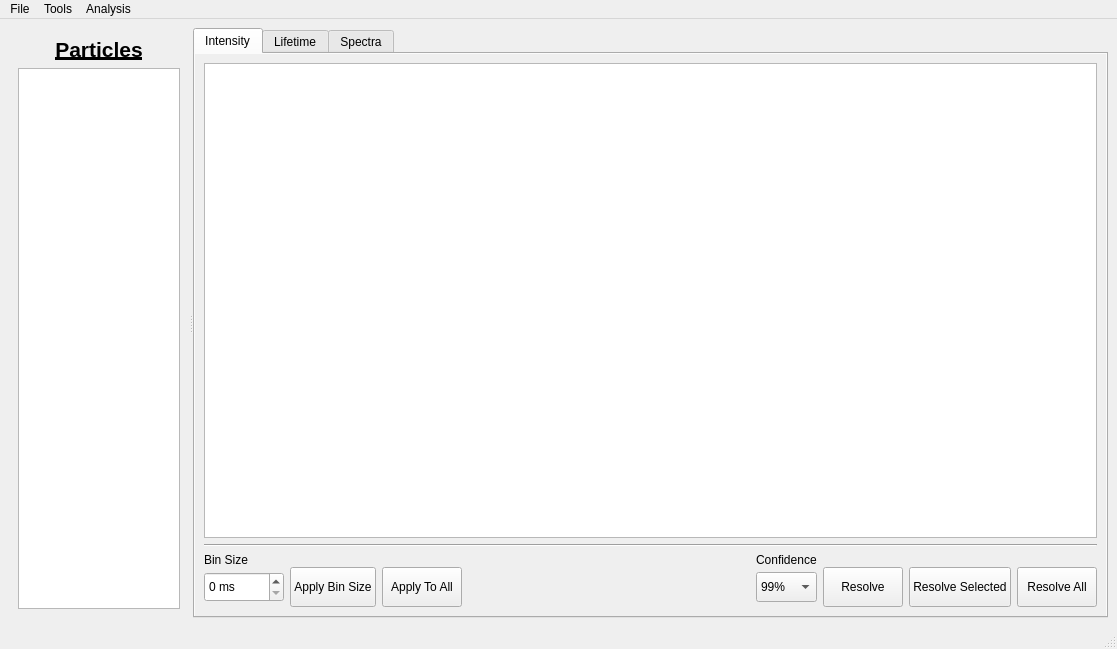
Above: ui/mainwindow.ui from BioPhysicsUP/Full_SMS before the change. Below: the same form after it.
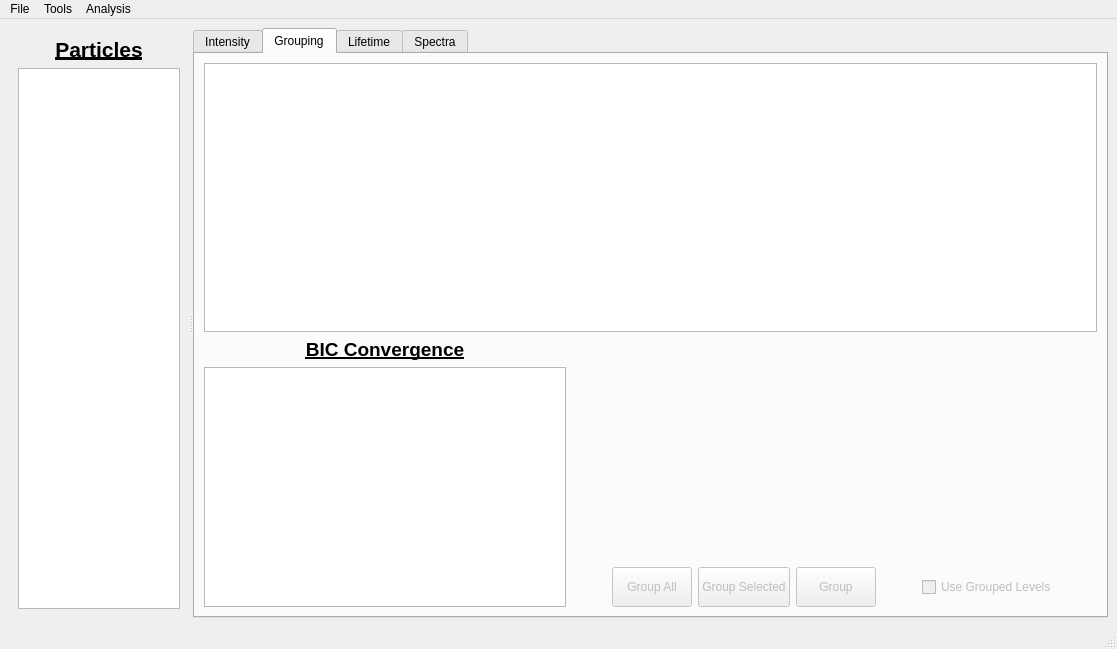
That is the form after the change. Icons and pictures are not drawn. Custom widgets are drawn as their Qt base class.

Commit message:
Grouping Almost Working
It seems to be almost done. However, a few changes need to be made, and the framework to present and implement the results still have to be done.

```diff
--- a/ui/mainwindow.ui
+++ b/ui/mainwindow.ui
@@ -21,8 +21,8 @@
    <string>MainWindow</string>
   </property>
   <widget class="QWidget" name="centralwidget">
-   <layout class="QHBoxLayout" name="horizontalLayout">
-    <item>
+   <layout class="QGridLayout" name="gridLayout_4">
+    <item row="0" column="0">
      <widget class="QSplitter" name="splitter">
       <property name="sizePolicy">
        <sizepolicy hsizetype="Expanding" vsizetype="Preferred">
@@ -121,7 +121,7 @@
         <enum>QTabWidget::Rounded</enum>
        </property>
        <property name="currentIndex">
-        <number>0</number>
+        <number>1</number>
        </property>
        <property name="iconSize">
         <size>
@@ -447,6 +447,205 @@
          </item>
         </layout>
        </widget>
+       <widget class="QWidget" name="tabGrouping">
+        <property name="enabled">
+         <bool>true</bool>
+        </property>
+        <attribute name="title">
+         <string>Grouping</string>
+        </attribute>
+        <layout class="QGridLayout" name="gridLayout_6">
+         <item row="0" column="0">
+          <widget class="PlotWidget" name="pgGroups"/>
+         </item>
+         <item row="1" column="0">
+          <layout class="QHBoxLayout" name="horizontalLayout_7">
+           <item>
+            <layout class="QVBoxLayout" name="verticalLayout_4">
+             <item>
+              <widget class="QLabel" name="label_6">
+               <property name="font">
+                <font>
+                 <pointsize>14</pointsize>
+                 <weight>75</weight>
+                 <bold>true</bold>
+                 <underline>true</underline>
+                </font>
+               </property>
+               <property name="text">
+                <string>BIC Convergence</string>
+               </property>
+               <property name="alignment">
+                <set>Qt::AlignCenter</set>
+               </property>
+              </widget>
+             </item>
+             <item>
+              <widget class="PlotWidget" name="pgBIC"/>
+             </item>
+            </layout>
+           </item>
+           <item>
+            <layout class="QVBoxLayout" name="verticalLayout_3">
+             <item>
+              <spacer name="verticalSpacer_2">
+               <property name="orientation">
+                <enum>Qt::Vertical</enum>
+               </property>
+               <property name="sizeHint" stdset="0">
+                <size>
+                 <width>20</width>
+                 <height>40</height>
+                </size>
+               </property>
+              </spacer>
+             </item>
+             <item>
+              <layout class="QHBoxLayout" name="horizontalLayout">
+               <item>
+                <spacer name="horizontalSpacer_13">
+                 <property name="orientation">
+                  <enum>Qt::Horizontal</enum>
+                 </property>
+                 <property name="sizeHint" stdset="0">
+                  <size>
+                   <width>40</width>
+                   <height>20</height>
+                  </size>
+                 </property>
+                </spacer>
+               </item>
+               <item>
+                <widget class="QPushButton" name="btnGroup_All">
+                 <property name="enabled">
+                  <bool>false</bool>
+                 </property>
+                 <property name="sizePolicy">
+                  <sizepolicy hsizetype="Fixed" vsizetype="Fixed">
+                   <horstretch>0</horstretch>
+                   <verstretch>0</verstretch>
+                  </sizepolicy>
+                 </property>
+                 <property name="minimumSize">
+                  <size>
+                   <width>0</width>
+                   <height>40</height>
+                  </size>
+                 </property>
+                 <property name="text">
+                  <string>Group All</string>
+                 </property>
+                 <property name="iconSize">
+                  <size>
+                   <width>20</width>
+                   <height>20</height>
+                  </size>
+                 </property>
+                </widget>
+               </item>
+               <item>
+                <widget class="QPushButton" name="btnGroup_Selected">
+                 <property name="enabled">
+                  <bool>false</bool>
+                 </property>
+                 <property name="sizePolicy">
+                  <sizepolicy hsizetype="Fixed" vsizetype="Fixed">
+                   <horstretch>0</horstretch>
+                   <verstretch>0</verstretch>
+                  </sizepolicy>
+                 </property>
+                 <property name="minimumSize">
+                  <size>
+                   <width>0</width>
+                   <height>40</height>
+                  </size>
+                 </property>
+                 <property name="text">
+                  <string>Group Selected</string>
+                 </property>
+                 <property name="iconSize">
+                  <size>
+                   <width>20</width>
+                   <height>20</height>
+                  </size>
+                 </property>
+                </widget>
+               </item>
+               <item>
+                <widget class="QPushButton" name="btnGroup">
+                 <property name="enabled">
+                  <bool>false</bool>
+                 </property>
+                 <property name="sizePolicy">
+                  <sizepolicy hsizetype="Fixed" vsizetype="Fixed">
+                   <horstretch>0</horstretch>
+                   <verstretch>0</verstretch>
+                  </sizepolicy>
+                 </property>
+                 <property name="minimumSize">
+                  <size>
+                   <width>0</width>
+                   <height>40</height>
+                  </size>
+                 </property>
+                 <property name="text">
+                  <string>Group</string>
+                 </property>
+                 <property name="iconSize">
+                  <size>
+                   <width>20</width>
+                   <height>20</height>
+                  </size>
+                 </property>
+                </widget>
+               </item>
+               <item>
+                <spacer name="horizontalSpacer_11">
+                 <property name="orientation">
+                  <enum>Qt::Horizontal</enum>
+                 </property>
+                 <property name="sizeType">
+                  <enum>QSizePolicy::Preferred</enum>
+                 </property>
+                 <property name="sizeHint" stdset="0">
+                  <size>
+                   <width>40</width>
+                   <height>20</height>
+                  </size>
+                 </property>
+                </spacer>
+               </item>
+               <item>
+                <widget class="QCheckBox" name="chbUseGrouped">
+                 <property name="enabled">
+                  <bool>false</bool>
+                 </property>
+                 <property name="text">
+                  <string>Use Grouped Levels</string>
+                 </property>
+                </widget>
+               </item>
+               <item>
+                <spacer name="horizontalSpacer_12">
+                 <property name="orientation">
+                  <enum>Qt::Horizontal</enum>
+                 </property>
+                 <property name="sizeHint" stdset="0">
+                  <size>
+                   <width>40</width>
+                   <height>20</height>
+                  </size>
+                 </property>
+                </spacer>
+               </item>
+              </layout>
+             </item>
+            </layout>
+           </item>
+          </layout>
+         </item>
+        </layout>
+       </widget>
        <widget class="QWidget" name="tabLifetime">
         <property name="autoFillBackground">
          <bool>true</bool>
```
The commit also changes 5 other files.
